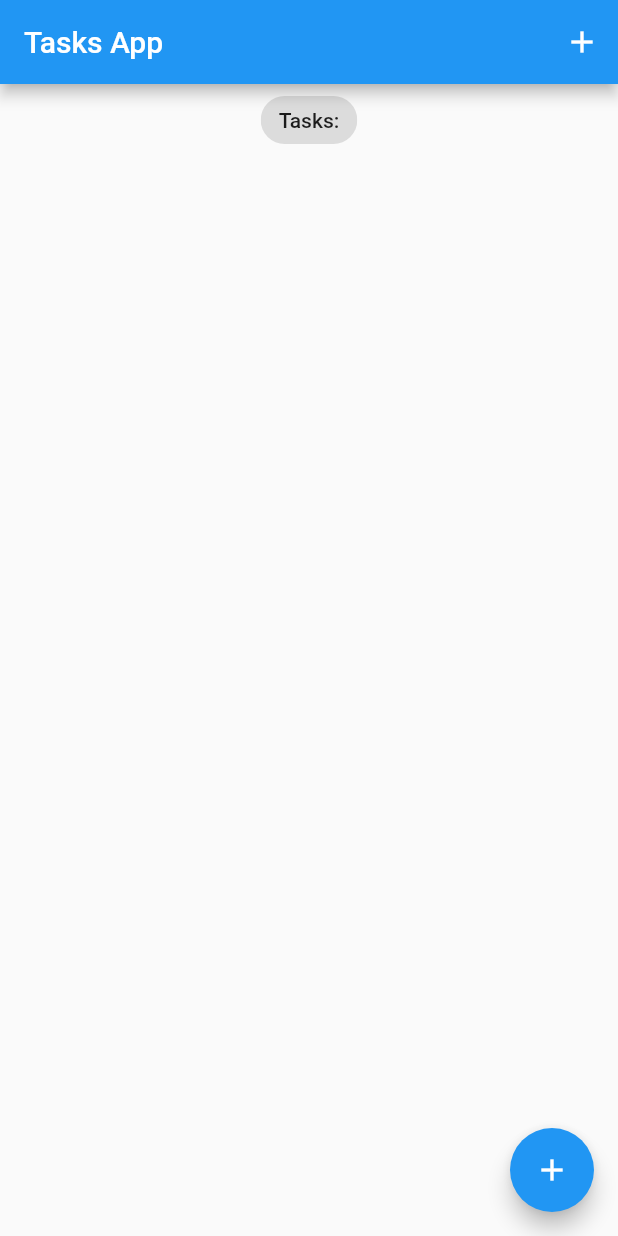
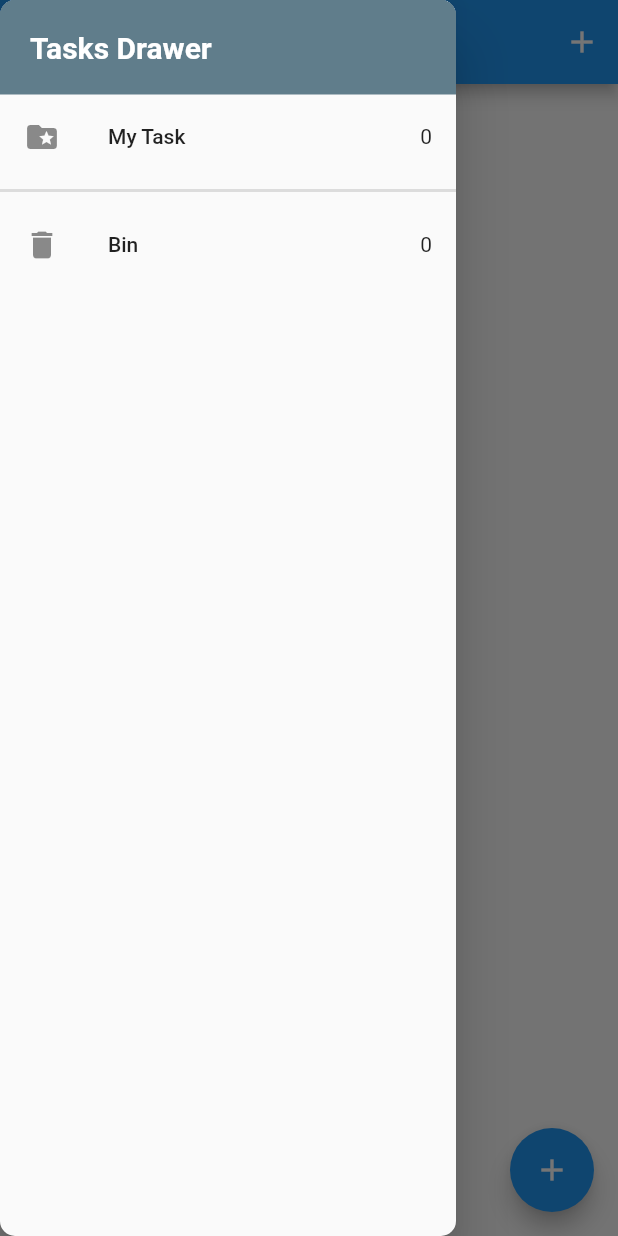
Before and after one commit to masulo1212/Task-to-do, a Flutter app: the screen it shows after launch, with the side drawer open (before the commit the screen has no drawer), on a phone screen of 412 x 824 dp. Run offline on Flutter 3.47's test engine with Material 2 defaults, Android fonts, the phone set to English and light mode, and no system bars; our stand-ins replace equatable, flutter_bloc, get, hydrated_bloc.

Commit message:
更新event邏輯 新增remove

```diff
--- a/lib/bloc/bloc/tasks_bloc.dart
+++ b/lib/bloc/bloc/tasks_bloc.dart
@@ -11,12 +11,13 @@ class TasksBloc extends HydratedBloc<TasksEvent, TasksState> {
     on<AddTask>(_onAddTask);
     on<UpdateTask>(_onUpdateTask);
     on<DeleteTask>(_onDeleteTask);
+    on<RemoveTask>(_onRemoveTask);
   }
 
   //event handler
   void _onAddTask(AddTask event, Emitter<TasksState> emit) {
     final state = this.state;
-    emit(TasksState(allTasks: List.from(state.allTasks)..add(event.task)));
+    emit(TasksState(allTasks: List.from(state.allTasks)..add(event.task), removeTasks: state.removeTasks));
 
     //allTasks 的值是由當前 state 的 allTasks 複製一份出來，再加上一個新的 task。
     //不是同一個實例，每次傳遞 TasksState 物件給外面時，都是傳遞的新的物件，而不是之前的物件。每次觸發emit事件後，state就會被替換為新的TasksState實例。
@@ -31,14 +32,29 @@ class TasksBloc extends HydratedBloc<TasksEvent, TasksState> {
     task.isDone == false
         ? allTasks.insert(index, task.copyWith(isDone: true))
         : allTasks.insert(index, task.copyWith(isDone: false));
-    emit(TasksState(allTasks: allTasks));
+    emit(TasksState(allTasks: allTasks, removeTasks: state.removeTasks));
   }
 
+  //完全刪除
   void _onDeleteTask(DeleteTask event, Emitter<TasksState> emit) {
     final state = this.state;
     final task = event.task;
-    List<Task> allTasks = List.from(state.allTasks)..remove(task);
-    emit(TasksState(allTasks: allTasks));
+
+    emit(TasksState(
+      allTasks: List.from(state.allTasks), //主頁task數量不變
+      removeTasks: List.from(state.removeTasks)..remove(task), //從bin永久刪除
+    ));
+  }
+
+  //remove 放到bin
+  void _onRemoveTask(RemoveTask event, Emitter<TasksState> emit) {
+    final state = this.state;
+    final task = event.task;
+
+    emit(TasksState(
+      allTasks: List.from(state.allTasks)..remove(task),
+      removeTasks: List.from(state.removeTasks)..add(task.copyWith(isDelete: true)),
+    ));
   }
 
   @override
--- a/lib/bloc/bloc/tasks_event.dart
+++ b/lib/bloc/bloc/tasks_event.dart
@@ -30,3 +30,11 @@ class DeleteTask extends TasksEvent {
   @override
   List<Object> get props => [task];
 }
+
+class RemoveTask extends TasksEvent {
+  final Task task;
+  const RemoveTask({required this.task});
+
+  @override
+  List<Object> get props => [task];
+}
--- a/lib/bloc/bloc/tasks_state.dart
+++ b/lib/bloc/bloc/tasks_state.dart
@@ -5,26 +5,31 @@ part of 'tasks_bloc.dart';
 
 class TasksState extends Equatable {
   final List<Task> allTasks;
-  const TasksState({this.allTasks = const <Task>[]});
+  final List<Task> removeTasks;
+  const TasksState({this.allTasks = const <Task>[], this.removeTasks = const <Task>[]});
 
   @override
-  List<Object> get props => [allTasks];
+  List<Object> get props => [allTasks, removeTasks];
 
   Map<String, dynamic> toMap() {
     return <String, dynamic>{
       'allTasks': allTasks.map((x) => x.toMap()).toList(),
+      'removeTasks': removeTasks.map((x) => x.toMap()).toList(),
     };
   }
 
   factory TasksState.fromMap(Map<String, dynamic> map) {
     return TasksState(
-      allTasks: List<Task>.from(
-        //注意這裡的dynamic -> 原本自動生成是int
-        (map['allTasks'] as List<dynamic>).map<Task>(
+        allTasks: List<Task>.from(
+            //注意這裡的dynamic -> 原本自動生成是int
+            (map['allTasks'] as List<dynamic>).map<Task>(
           (x) => Task.fromMap(x as Map<String, dynamic>),
-        ),
-      ),
-    );
+        )),
+        removeTasks: List<Task>.from(
+            //注意這裡的dynamic -> 原本自動生成是int
+            (map['removeTasks'] as List<dynamic>).map<Task>(
+          (x) => Task.fromMap(x as Map<String, dynamic>),
+        )));
   }
 }
 //只寫TasksState()，flutter就會自動幫我設定allTasks是空的list
--- a/lib/main.dart
+++ b/lib/main.dart
@@ -1,5 +1,6 @@
 import 'package:flutter/material.dart';
 import 'package:flutter_tasks_app/bloc/bloc_exports.dart';
+import 'package:get/get.dart';
 import 'package:path_provider/path_provider.dart';
 import 'screens/tasks_screen.dart';
 
@@ -19,7 +20,7 @@ class MyApp extends StatelessWidget {
   Widget build(BuildContext context) {
     return BlocProvider<TasksBloc>(
       create: (context) => TasksBloc(), //初始化
-      child: MaterialApp(
+      child: GetMaterialApp(
         debugShowCheckedModeBanner: false,
         title: 'Flutter Tasks App',
         theme: ThemeData(
--- /dev/null
+++ b/lib/screens/mydrawer.dart
@@ -0,0 +1,63 @@
+import 'package:flutter/material.dart';
+import 'package:flutter_tasks_app/screens/recycle_bin.dart';
+import 'package:flutter_tasks_app/screens/tasks_screen.dart';
+import 'package:get/get.dart';
+
+import '../bloc/bloc_exports.dart';
+
+class MyDrawer extends StatelessWidget {
+  const MyDrawer({Key? key}) : super(key: key);
+
+  @override
+  Widget build(BuildContext context) {
+    return SafeArea(
+      child: Drawer(
+        shape: const RoundedRectangleBorder(borderRadius: BorderRadius.all(Radius.circular(10))),
+        child: Column(
+          children: [
+            Container(
+              width: double.infinity,
+              padding: const EdgeInsets.all(20),
+              color: Colors.blueGrey,
+              child: const Text(
+                'Tasks Drawer',
+                style: TextStyle(fontSize: 20, color: Colors.white, fontWeight: FontWeight.bold),
+              ),
+            ),
+
+            //項目一
+            BlocBuilder<TasksBloc, TasksState>(
+              builder: (context, state) {
+                return GestureDetector(
+                  onTap: () => Get.offAll(const TasksScreen()),
+                  child: ListTile(
+                    leading: const Icon(Icons.folder_special),
+                    title: const Text('My Task'),
+                    trailing: Text('${state.allTasks.length}'),
+                  ),
+                );
+              },
+            ),
+            const Divider(
+              thickness: 2,
+            ),
+
+            //項目二
+            BlocBuilder<TasksBloc, TasksState>(
+              builder: (context, state) {
+                return GestureDetector(
+                  onTap: () => Get.offAll(const RecycleBin()),
+                  child: ListTile(
+                    leading: const Icon(Icons.delete),
+                    title: const Text('Bin'),
+                    trailing: Text('${state.removeTasks.length}'),
+                  ),
+                );
+              },
+            )
+          ],
+        ),
+      ),
+    );
+  }
+}
--- a/lib/screens/tasks_screen.dart
+++ b/lib/screens/tasks_screen.dart
@@ -1,5 +1,6 @@
 import 'package:flutter/material.dart';
 import 'package:flutter_tasks_app/models/task.dart';
+import 'package:flutter_tasks_app/screens/mydrawer.dart';
 import './widgets/user_input.dart';
 
 import '../bloc/bloc_exports.dart';
@@ -23,12 +24,13 @@ class TasksScreen extends StatelessWidget {
               )
             ],
           ),
+          drawer: const MyDrawer(),
           body: Column(
             children: [
-              const Center(
+              Center(
                 child: Chip(
                   label: Text(
-                    'Tasks:',
+                    '${state.allTasks.length} Tasks',
                   ),
                 ),
               ),
--- a/lib/widgets/task_tile.dart
+++ b/lib/widgets/task_tile.dart
@@ -11,6 +11,12 @@ class TaskTile extends StatelessWidget {
 
   final Task task;
 
+  void _removeOrDelete(BuildContext ctx, Task task) {
+    task.isDelete!
+        ? ctx.read<TasksBloc>().add(DeleteTask(task: task))
+        : ctx.read<TasksBloc>().add(RemoveTask(task: task));
+  }
+
   @override
   Widget build(BuildContext context) {
     return ListTile(
@@ -20,11 +26,13 @@ class TaskTile extends StatelessWidget {
         ),
         trailing: Checkbox(
             value: task.isDone,
-          onChanged: (val) {
+            //如果已經在垃圾桶，禁止再更新勾勾
+            onChanged: task.isDelete == false
+                ? (val) {
                     context.read<TasksBloc>().add(UpdateTask(task: task));
                     // BlocProvider.of<TasksBloc>(context).add(UpdateTask(task: task));
-          }),
-      onLongPress: () => context.read<TasksBloc>().add(DeleteTask(task: task)),
-    );
+                  }
+                : null),
+        onLongPress: () => _removeOrDelete(context, task));
   }
 }
--- a/pubspec.yaml
+++ b/pubspec.yaml
@@ -18,6 +18,7 @@ dependencies:
   hydrated_bloc: ^8.1.0
   path_provider: ^2.0.12
   uuid: ^3.0.7
+  get:
 
 dev_dependencies:
   flutter_test:
```
Also changed, not shown: lib/screens/recycle_bin.dart (added, +41 -0 lines), pubspec.lock. Lines whose indentation alone changed are shown as unchanged.
